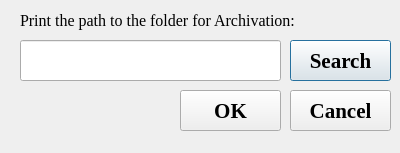
The window that archivedialog.ui (Subtselnyi/Archiver) describes before a commit, drawn with Qt 5.
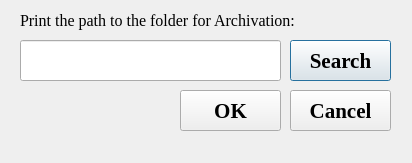
The same window after the commit.

Patch:
```diff
--- a/archivedialog.ui
+++ b/archivedialog.ui
@@ -6,10 +6,28 @@
    <rect>
     <x>0</x>
     <y>0</y>
-    <width>400</width>
-    <height>153</height>
+    <width>412</width>
+    <height>163</height>
    </rect>
   </property>
+  <property name="sizePolicy">
+   <sizepolicy hsizetype="Fixed" vsizetype="Fixed">
+    <horstretch>0</horstretch>
+    <verstretch>0</verstretch>
+   </sizepolicy>
+  </property>
+  <property name="minimumSize">
+   <size>
+    <width>412</width>
+    <height>163</height>
+   </size>
+  </property>
+  <property name="maximumSize">
+   <size>
+    <width>412</width>
+    <height>163</height>
+   </size>
+  </property>
   <property name="windowTitle">
    <string>Dialog</string>
   </property>
```
Left out of the diff: 2 changed lines with no effect on the pictures.
